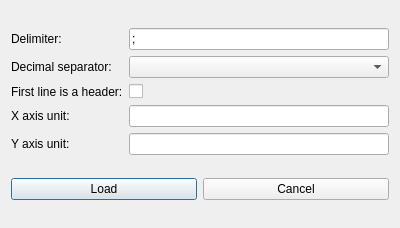
First picture: the form in src/gui/loadcsvfiledialog.ui, repository echmet/CEval, before the edit.
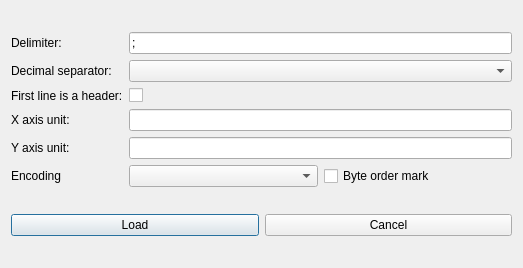
Second picture: the form after the edit.

Commit message: Add support for the most common encodings to CSV file loader

What changed in the file:
```diff
--- a/src/gui/loadcsvfiledialog.ui
+++ b/src/gui/loadcsvfiledialog.ui
@@ -6,8 +6,8 @@
    <rect>
     <x>0</x>
     <y>0</y>
-    <width>400</width>
-    <height>228</height>
+    <width>523</width>
+    <height>268</height>
    </rect>
   </property>
   <property name="windowTitle">
@@ -63,6 +63,9 @@
        </property>
       </widget>
      </item>
+     <item row="4" column="1">
+      <widget class="QLineEdit" name="qle_yCaption"/>
+     </item>
      <item row="3" column="1">
       <widget class="QLineEdit" name="qle_xCaption"/>
      </item>
@@ -73,8 +76,8 @@
        </property>
       </widget>
      </item>
-     <item row="4" column="1">
-      <widget class="QLineEdit" name="qle_yCaption"/>
+     <item row="1" column="1">
+      <widget class="QComboBox" name="qcbox_decimalSeparator"/>
      </item>
      <item row="1" column="0">
       <widget class="QLabel" name="ql_decimalSeparator">
@@ -86,8 +89,26 @@
        </property>
       </widget>
      </item>
-     <item row="1" column="1">
-      <widget class="QComboBox" name="qcbox_decimalSeparator"/>
+     <item row="5" column="0">
+      <widget class="QLabel" name="ql_encodingCaption">
+       <property name="text">
+        <string>Encoding</string>
+       </property>
+      </widget>
+     </item>
+     <item row="5" column="1">
+      <layout class="QHBoxLayout" name="horizontalLayout_2">
+       <item>
+        <widget class="QComboBox" name="qcbox_encoding"/>
+       </item>
+       <item>
+        <widget class="QCheckBox" name="qcb_bom">
+         <property name="text">
+          <string>Byte order mark</string>
+         </property>
+        </widget>
+       </item>
+      </layout>
      </item>
     </layout>
    </item>
```
The commit also changes 6 other files.
